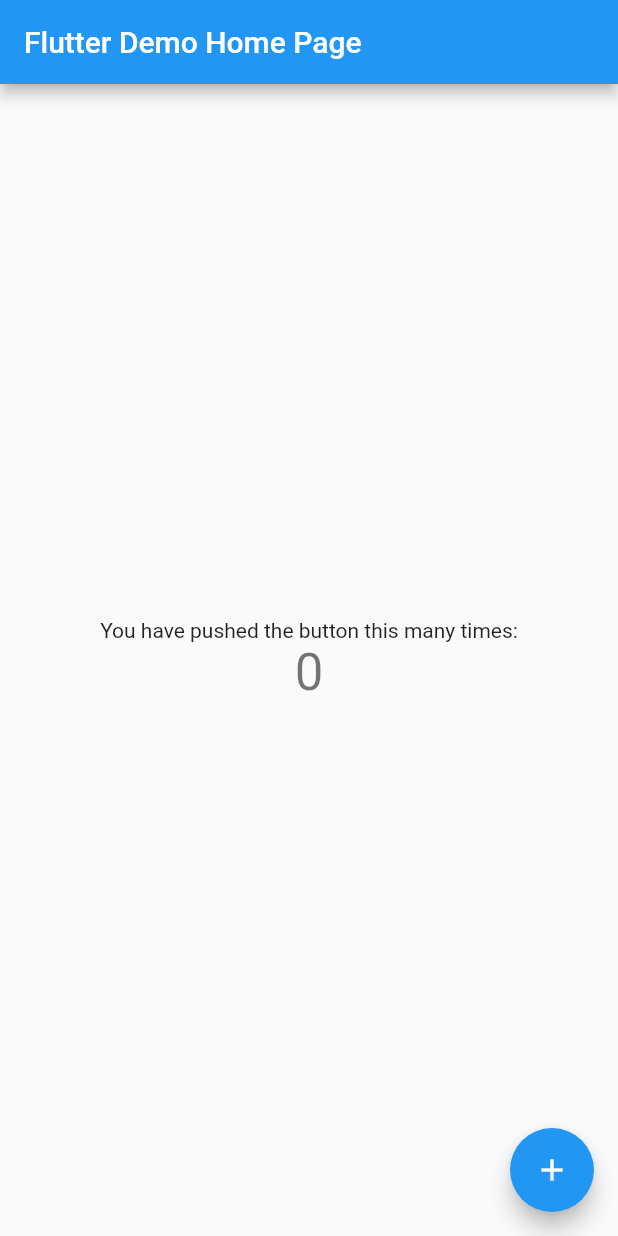
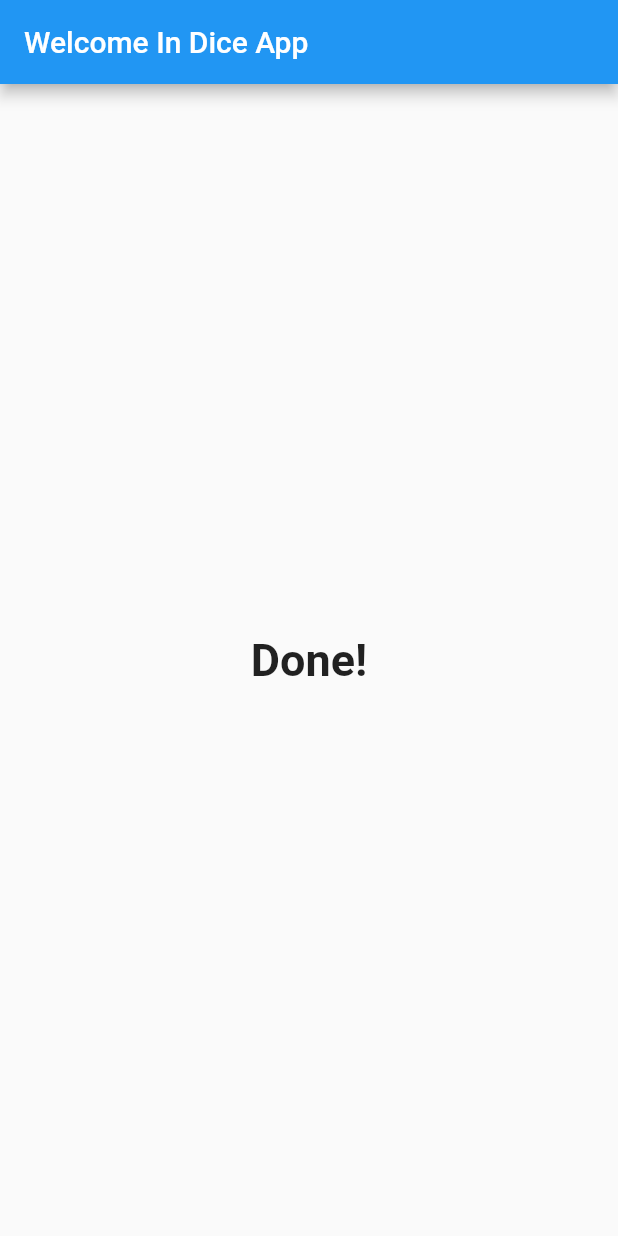
Before and after one commit to Usamaamjad56/fa17_bse_049, a Flutter app: the screen it shows after launch, on a phone screen of 412 x 824 dp. Run offline on Flutter 3.47's test engine with Material 2 defaults, Android fonts, the phone set to English and light mode, and no system bars; our stand-ins replace splashscreen.

```diff
--- a/lib/main.dart
+++ b/lib/main.dart
@@ -1,117 +1,45 @@
 import 'package:flutter/material.dart';
+import 'package:splashscreen/splashscreen.dart';
 
 void main() {
-  runApp(MyApp());
+  runApp(new MaterialApp(
+    home: new MyApp(),
+  ));
 }
 
-class MyApp extends StatelessWidget {
-  // This widget is the root of your application.
+class MyApp extends StatefulWidget {
+  @override
+  _MyAppState createState() => new _MyAppState();
+}
+
+class _MyAppState extends State<MyApp> {
   @override
   Widget build(BuildContext context) {
-    return MaterialApp(
-      title: 'Flutter Demo',
-      theme: ThemeData(
-        // This is the theme of your application.
-        //
-        // Try running your application with "flutter run". You'll see the
-        // application has a blue toolbar. Then, without quitting the app, try
-        // changing the primarySwatch below to Colors.green and then invoke
-        // "hot reload" (press "r" in the console where you ran "flutter run",
-        // or simply save your changes to "hot reload" in a Flutter IDE).
-        // Notice that the counter didn't reset back to zero; the application
-        // is not restarted.
-        primarySwatch: Colors.blue,
-        // This makes the visual density adapt to the platform that you run
-        // the app on. For desktop platforms, the controls will be smaller and
-        // closer together (more dense) than on mobile platforms.
-        visualDensity: VisualDensity.adaptivePlatformDensity,
+    return new SplashScreen(
+        seconds: 10,
+        navigateAfterSeconds: new AfterSplash(),
+        title: new Text('Usama' 'FA17-BSE-049'),
+        image: new Image.asset('image.jpeg'),
+        backgroundColor: Colors.white,
+        styleTextUnderTheLoader: new TextStyle(),
+        photoSize: 100.0,
+        loaderColor: Colors.red);
+  }
+}
+
+class AfterSplash extends StatelessWidget {
+  @override
+  Widget build(BuildContext context) {
+    return new Scaffold(
+      appBar: new AppBar(
+          title: new Text("Welcome In Dice App"),
+          automaticallyImplyLeading: false),
+      body: new Center(
+        child: new Text(
+          "Done!",
+          style: new TextStyle(fontWeight: FontWeight.bold, fontSize: 30.0),
+        ),
       ),
-      home: MyHomePage(title: 'Flutter Demo Home Page'),
     );
   }
 }
-
-class MyHomePage extends StatefulWidget {
-  MyHomePage({Key key, this.title}) : super(key: key);
-
-  // This widget is the home page of your application. It is stateful, meaning
-  // that it has a State object (defined below) that contains fields that affect
-  // how it looks.
-
-  // This class is the configuration for the state. It holds the values (in this
-  // case the title) provided by the parent (in this case the App widget) and
-  // used by the build method of the State. Fields in a Widget subclass are
-  // always marked "final".
-
-  final String title;
-
-  @override
-  _MyHomePageState createState() => _MyHomePageState();
-}
-
-class _MyHomePageState extends State<MyHomePage> {
-  int _counter = 0;
-
-  void _incrementCounter() {
-    setState(() {
-      // This call to setState tells the Flutter framework that something has
-      // changed in this State, which causes it to rerun the build method below
-      // so that the display can reflect the updated values. If we changed
-      // _counter without calling setState(), then the build method would not be
-      // called again, and so nothing would appear to happen.
-      _counter++;
-    });
-  }
-
-  @override
-  Widget build(BuildContext context) {
-    // This method is rerun every time setState is called, for instance as done
-    // by the _incrementCounter method above.
-    //
-    // The Flutter framework has been optimized to make rerunning build methods
-    // fast, so that you can just rebuild anything that needs updating rather
-    // than having to individually change instances of widgets.
-    return Scaffold(
-      appBar: AppBar(
-        // Here we take the value from the MyHomePage object that was created by
-        // the App.build method, and use it to set our appbar title.
-        title: Text(widget.title),
-      ),
-      body: Center(
-        // Center is a layout widget. It takes a single child and positions it
-        // in the middle of the parent.
-        child: Column(
-          // Column is also a layout widget. It takes a list of children and
-          // arranges them vertically. By default, it sizes itself to fit its
-          // children horizontally, and tries to be as tall as its parent.
-          //
-          // Invoke "debug painting" (press "p" in the console, choose the
-          // "Toggle Debug Paint" action from the Flutter Inspector in Android
-          // Studio, or the "Toggle Debug Paint" command in Visual Studio Code)
-          // to see the wireframe for each widget.
-          //
-          // Column has various properties to control how it sizes itself and
-          // how it positions its children. Here we use mainAxisAlignment to
-          // center the children vertically; the main axis here is the vertical
-          // axis because Columns are vertical (the cross axis would be
-          // horizontal).
-          mainAxisAlignment: MainAxisAlignment.center,
-          children: <Widget>[
-            Text(
-              'You have pushed the button this many times:',
-            ),
-            Text(
-              '$_counter',
-              style: Theme.of(context).textTheme.headline4,
-            ),
-          ],
-        ),
-      ),
-      floatingActionButton: FloatingActionButton(
-        onPressed: _incrementCounter,
-        tooltip: 'Increment',
-        child: Icon(Icons.add),
-      ), // This trailing comma makes auto-formatting nicer for build methods.
-    );
-  }
-}
--- a/pubspec.yaml
+++ b/pubspec.yaml
@@ -23,6 +23,7 @@ environment:
 dependencies:
   flutter:
     sdk: flutter
+  splashscreen:
 
 
   # The following adds the Cupertino Icons font to your application.
@@ -45,8 +46,8 @@ flutter:
   uses-material-design: true
 
   # To add assets to your application, add an assets section, like this:
-  # assets:
-  #   - images/a_dot_burr.jpeg
+  assets:
+     - image.jpeg
   #   - images/a_dot_ham.jpeg
 
   # An image asset can refer to one or more resolution-specific "variants", see
```
Also changed, not shown: assets/image.jpeg (added), pubspec.lock, 1 other file.
